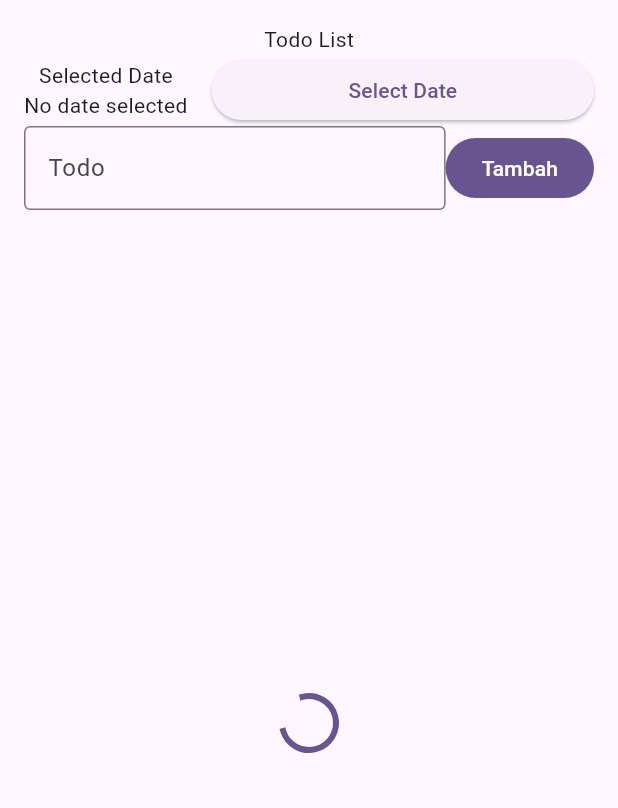
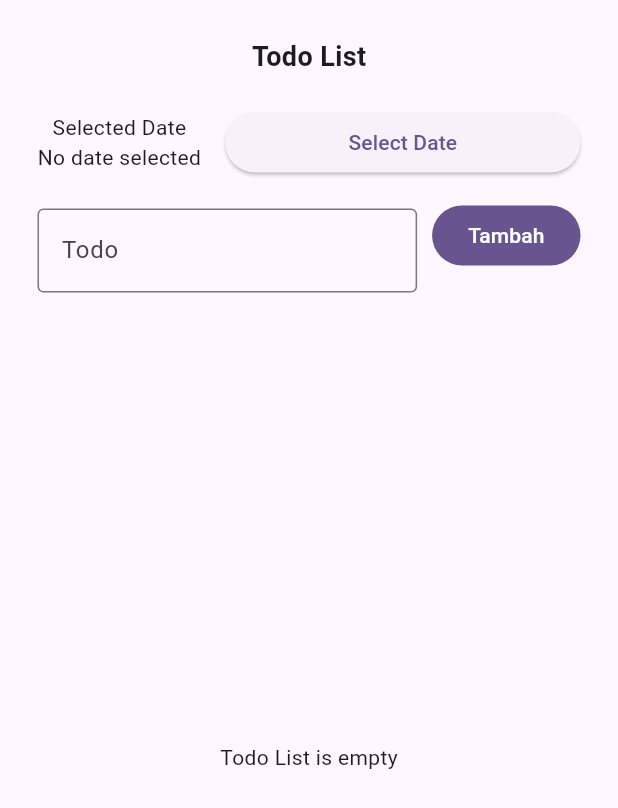
Before and after one commit to iamanggi/123_TodoBloc, a Flutter app: the TodoPage screen opened directly, on a phone screen of 412 x 824 dp. Shown: the top 808 px of the screen. Run offline on Flutter 3.47's test engine with Material 3 defaults, Android fonts, the phone set to English and light mode, and no system bars; our stand-ins replace bloc, flutter_bloc.

Commit message:
update UI todo

```diff
--- a/lib/pesentation/todo.dart
+++ b/lib/pesentation/todo.dart
@@ -12,10 +12,14 @@ class TodoPage extends StatelessWidget {
     return Scaffold(
       body: SafeArea(
         child: Padding(
-          padding: EdgeInsets.all(16.0),
+          padding: EdgeInsets.all(25.0),
           child: Column(
             children: [
-              Text('Todo List'),
+              Text('Todo List', style: TextStyle(
+                fontWeight: FontWeight.bold,
+                fontSize: 18
+              ),),
+              SizedBox(height: 20),
               Row(
                 children: [
                   Column(
@@ -61,6 +65,8 @@ class TodoPage extends StatelessWidget {
                 child: Row(
                   children: [
                     Expanded(
+                      child: Padding(
+                        padding: const EdgeInsets.only(top: 20, right: 10),
                         child: TextFormField(
                           controller: _controller,
                           decoration: InputDecoration(
@@ -73,6 +79,7 @@ class TodoPage extends StatelessWidget {
                             }
                             return null;
                           },
+                        ),
                       )
                       ),
                       FilledButton(
@@ -97,7 +104,7 @@ class TodoPage extends StatelessWidget {
                 Expanded(
                   child: BlocBuilder<TodoBloc, TodoState>(
                     builder: (context, state){
-                      if (state is TodoLoaded){
+                      if (state is TodoLoading){
                         return Center(child: CircularProgressIndicator());
                       } else if (state is TodoLoaded){
                         if (state.todos.isEmpty){
```
Lines whose indentation alone changed are shown as unchanged.
